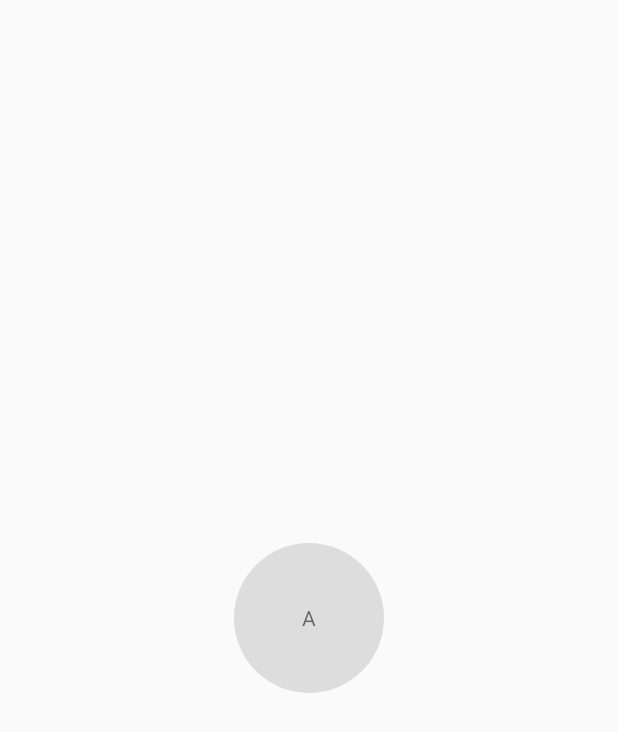
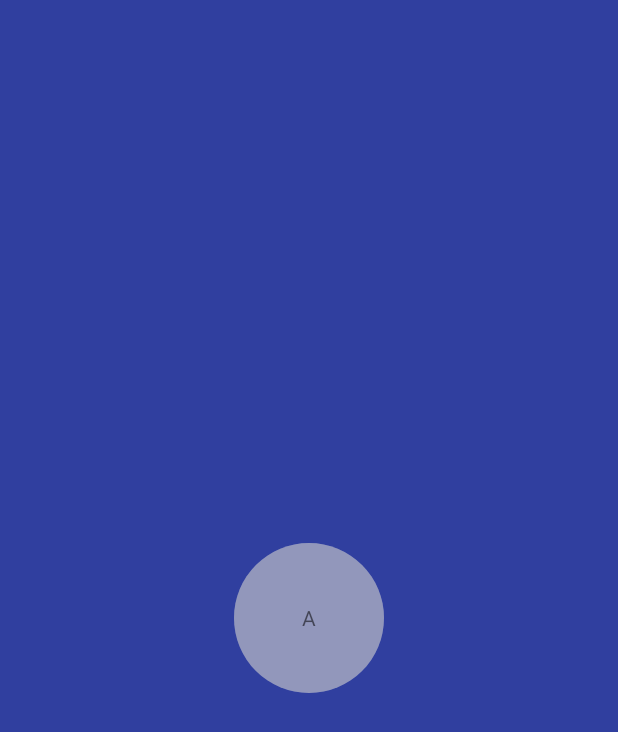
Before and after one commit to zhangliangbo/androidmedia, an Android app: the screen it shows after launch (AudioActivity), on a phone screen of 412 x 824 dp. Shown: the top 732 px of the screen. Run offline under Robolectric (Android 15) with nearby library versions, the phone set to English and light mode, and no system bars; our stand-ins replace RxJava; libraries missing offline, so code that uses them is left out: com.tbruyelle.rxpermissions2; 2 statements that could not run were skipped.

```diff
--- a/library/src/main/java/com/mcivicm/media/AudioActivity.java
+++ b/library/src/main/java/com/mcivicm/media/AudioActivity.java
@@ -65,7 +65,7 @@ public class AudioActivity extends AppCompatActivity {
     @Override
     protected void onCreate(Bundle savedInstanceState) {
         super.onCreate(savedInstanceState);
-        setContentView(R.layout.activity_main);
+        setContentView(R.layout.activity_audio);
         volumeView = findViewById(R.id.volume_view);
         findViewById(R.id.record_audio).setOnTouchListener(new VolumeViewChildTouchListener());
         requestPermission();
--- a/library/src/main/res/layout/activity_main.xml
+++ b/library/src/main/res/layout/activity_audio.xml
@@ -4,6 +4,7 @@
     xmlns:tools="http://schemas.android.com/tools"
     android:layout_width="match_parent"
     android:layout_height="match_parent"
+    android:background="@color/colorPrimaryDark"
     tools:context="com.mcivicm.media.AudioActivity">
 
     <com.mcivicm.media.view.VolumeView
```
